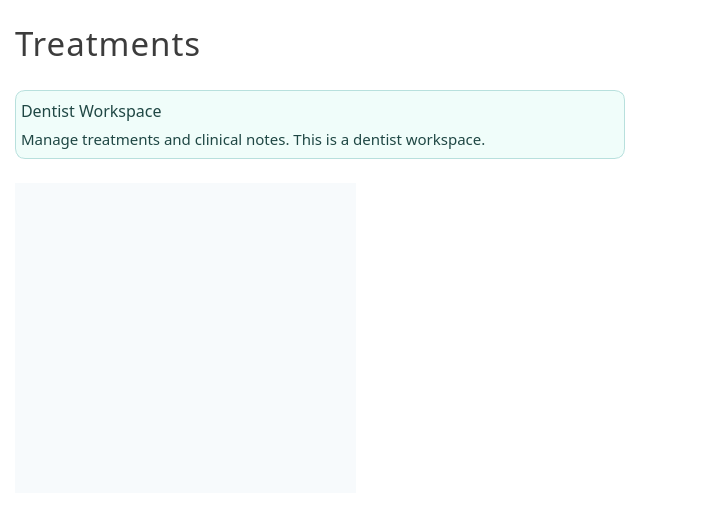
Old version of the form ui/PageTreatments.ui in the repository karlito20/AdoraFlowProject.
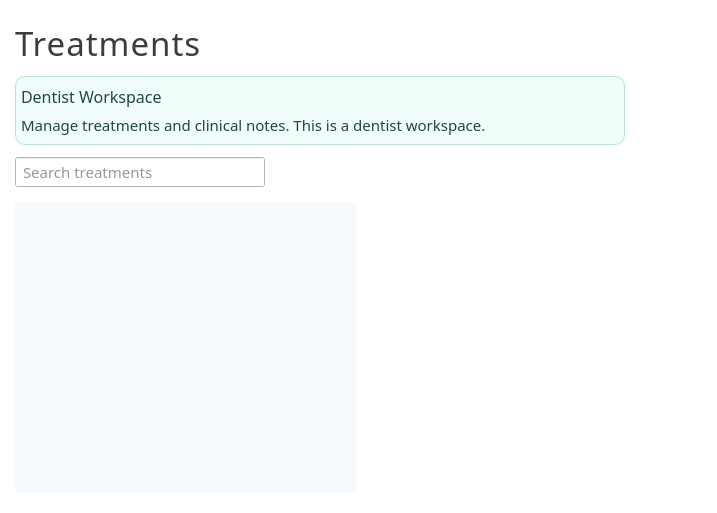
New version of the form.

```diff
--- a/ui/PageTreatments.ui
+++ b/ui/PageTreatments.ui
@@ -504,6 +504,9 @@
    <item>
     <widget class="QWidget" name="header_container" native="true">
      <layout class="QVBoxLayout" name="verticalLayout_2">
+      <property name="bottomMargin">
+       <number>2</number>
+      </property>
       <item alignment="Qt::AlignmentFlag::AlignTop">
        <widget class="QLabel" name="header_label">
         <property name="font">
@@ -533,6 +536,12 @@
       </size>
      </property>
      <layout class="QVBoxLayout" name="verticalLayout_4">
+      <property name="topMargin">
+       <number>2</number>
+      </property>
+      <property name="bottomMargin">
+       <number>6</number>
+      </property>
       <item>
        <widget class="QWidget" name="info_box" native="true">
         <property name="minimumSize">
@@ -598,6 +607,61 @@
      </layout>
     </widget>
    </item>
+   <item>
+    <widget class="QWidget" name="widget" native="true">
+     <layout class="QHBoxLayout" name="horizontalLayout_2">
+      <property name="topMargin">
+       <number>0</number>
+      </property>
+      <property name="bottomMargin">
+       <number>0</number>
+      </property>
+      <item>
+       <widget class="QLineEdit" name="search_input">
+        <property name="minimumSize">
+         <size>
+          <width>250</width>
+          <height>30</height>
+         </size>
+        </property>
+        <property name="maximumSize">
+         <size>
+          <width>250</width>
+          <height>30</height>
+         </size>
+        </property>
+        <property name="font">
+         <font>
+          <family>Slate</family>
+          <pointsize>11</pointsize>
+         </font>
+        </property>
+        <property name="styleSheet">
+         <string notr="true">color: #1D3533;
+background: white;
+padding-left: 5px;</string>
+        </property>
+        <property name="placeholderText">
+         <string>Search treatments</string>
+        </property>
+       </widget>
+      </item>
+      <item>
+       <spacer name="horizontalSpacer_2">
+        <property name="orientation">
+         <enum>Qt::Orientation::Horizontal</enum>
+        </property>
+        <property name="sizeHint" stdset="0">
+         <size>
+          <width>40</width>
+          <height>20</height>
+         </size>
+        </property>
+       </spacer>
+      </item>
+     </layout>
+    </widget>
+   </item>
    <item alignment="Qt::AlignmentFlag::AlignLeft">
     <widget class="QWidget" name="main_container" native="true">
      <property name="minimumSize">
@@ -641,7 +705,7 @@
            <x>0</x>
            <y>0</y>
            <width>339</width>
-           <height>358</height>
+           <height>330</height>
           </rect>
          </property>
          <property name="palette">
```
